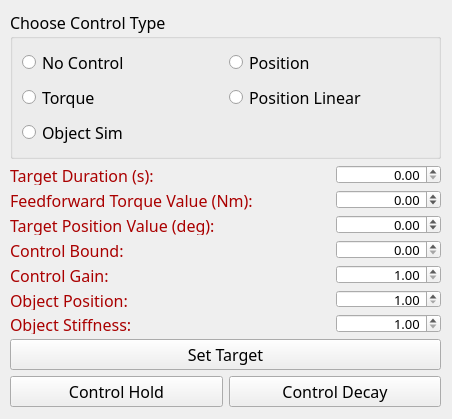
Before: the Qt Designer form ui/plutocontroltester.ui in siva82kb/pluto-assessment, drawn with Qt 5.
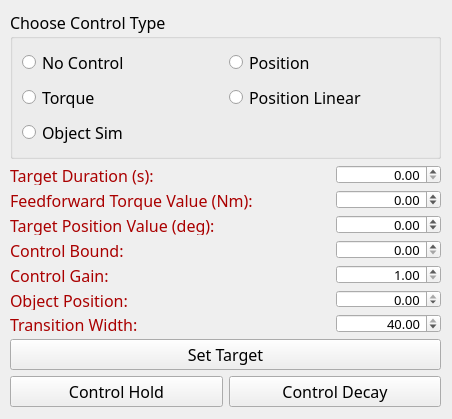
After: the same form once the commit is applied.

Commit message: Implemented GUI controls for interacting with the objectsim mode.

```diff
--- a/ui/plutocontroltester.ui
+++ b/ui/plutocontroltester.ui
@@ -418,7 +418,7 @@
           <string notr="true">color: rgb(170, 0, 0);</string>
          </property>
          <property name="text">
-          <string>Object Stiffness:</string>
+          <string>Transition Width:</string>
          </property>
         </widget>
        </item>
@@ -437,13 +437,16 @@
           <number>2</number>
          </property>
          <property name="minimum">
-          <double>1.000000000000000</double>
+          <double>-90.000000000000000</double>
          </property>
          <property name="maximum">
-          <double>10.000000000000000</double>
+          <double>0.000000000000000</double>
          </property>
          <property name="singleStep">
-          <double>0.010000000000000</double>
+          <double>1.000000000000000</double>
+         </property>
+         <property name="value">
+          <double>0.000000000000000</double>
          </property>
         </widget>
        </item>
@@ -465,10 +468,13 @@
           <double>1.000000000000000</double>
          </property>
          <property name="maximum">
-          <double>10.000000000000000</double>
+          <double>40.000000000000000</double>
          </property>
          <property name="singleStep">
-          <double>0.010000000000000</double>
+          <double>1.000000000000000</double>
+         </property>
+         <property name="value">
+          <double>40.000000000000000</double>
          </property>
         </widget>
        </item>
```
Left out of the diff: 4 changed lines with no effect on the pictures. The commit also changes 6 other files.
